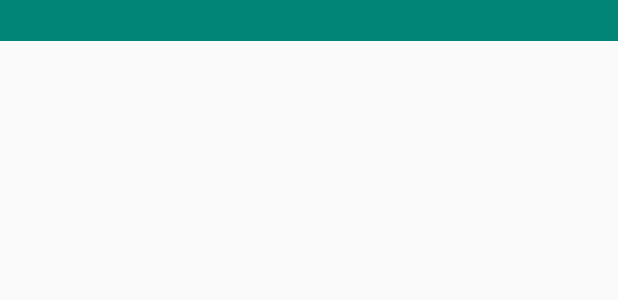
After one commit to yangsong2512/RemoteVerify, an Android app: the layout pairing_dialog_layout.xml on its own in the app's theme, with its tools: preview values and no code run, on a phone screen of 412 x 824 dp. The commit adds this screen. Shown: the top 300 px of the screen. Run offline under Robolectric (Android 15) with nearby library versions, the phone set to English and light mode, and no system bars.

Commit message:
{Yangsong} add pairing dialog
1. add paring dialog

```diff
--- a/app/src/main/assets/Projects.xml
+++ b/app/src/main/assets/Projects.xml
@@ -4,7 +4,7 @@
         Mode="0">
         <Config Name="Common" Method="OK+Mute"/>
 	</Case>
-	<Case Enable="true" Title="Voice Test"
+	<Case Enable="false" Title="Voice Test"
         Desc="Press voice key or click start button to start voice test">
         <Config Name="Common" Decoder="Adpcm" SampleRate="16" Bitdepth="16"/>
 	</Case>
--- /dev/null
+++ b/app/src/main/res/layout/pairing_dialog_layout.xml
@@ -0,0 +1,43 @@
+<?xml version="1.0" encoding="utf-8"?>
+<LinearLayout xmlns:android="http://schemas.android.com/apk/res/android"
+    android:orientation="horizontal"
+    android:layout_width="match_parent"
+    android:layout_height="match_parent">
+    <TextView
+        android:id="@+id/dialog_title"
+        android:textSize="20sp"
+        android:layout_width="match_parent"
+        android:layout_height="wrap_content"
+        android:paddingStart="20dp"
+        android:paddingEnd="20dp"
+        android:gravity="center_vertical"
+        android:background="@color/colorPrimary"
+        />
+    <LinearLayout
+        android:orientation="horizontal"
+        android:layout_width="match_parent"
+        android:layout_height="match_parent">
+        <ProgressBar
+            android:text="@string/app_name"
+            android:layout_width="wrap_content"
+            android:layout_height="wrap_content"
+            android:layout_gravity="center_vertical"
+            android:indeterminate="false"
+            />
+        <ProgressBar
+            android:text="@string/app_name"
+            android:layout_width="wrap_content"
+            android:layout_height="wrap_content"
+            android:layout_gravity="center_vertical"
+            android:indeterminate="true"
+            />
+        <ProgressBar
+            android:text="@string/app_name"
+            android:layout_width="wrap_content"
+            android:layout_height="wrap_content"
+            android:layout_gravity="center_vertical"
+            android:indeterminate="true"
+            />
+    </LinearLayout>
+
+</LinearLayout>
--- a/app/src/main/res/layout/test_case_list_item.xml
+++ b/app/src/main/res/layout/test_case_list_item.xml
@@ -20,6 +20,7 @@
             android:gravity="center_vertical"
             />
         <Button
+            android:id="@+id/test_case_run"
             android:layout_weight="1"
             android:text="@string/test_case_run"
             android:layout_width="wrap_content"
```
Also changed, not shown: app/src/main/java/com/omniremotes/remoteverify/adapter/TestCaseAdapter.java (+9 -1 lines), app/src/main/java/com/omniremotes/remoteverify/dialog/PairingDialog.java (+27 -1 lines).
